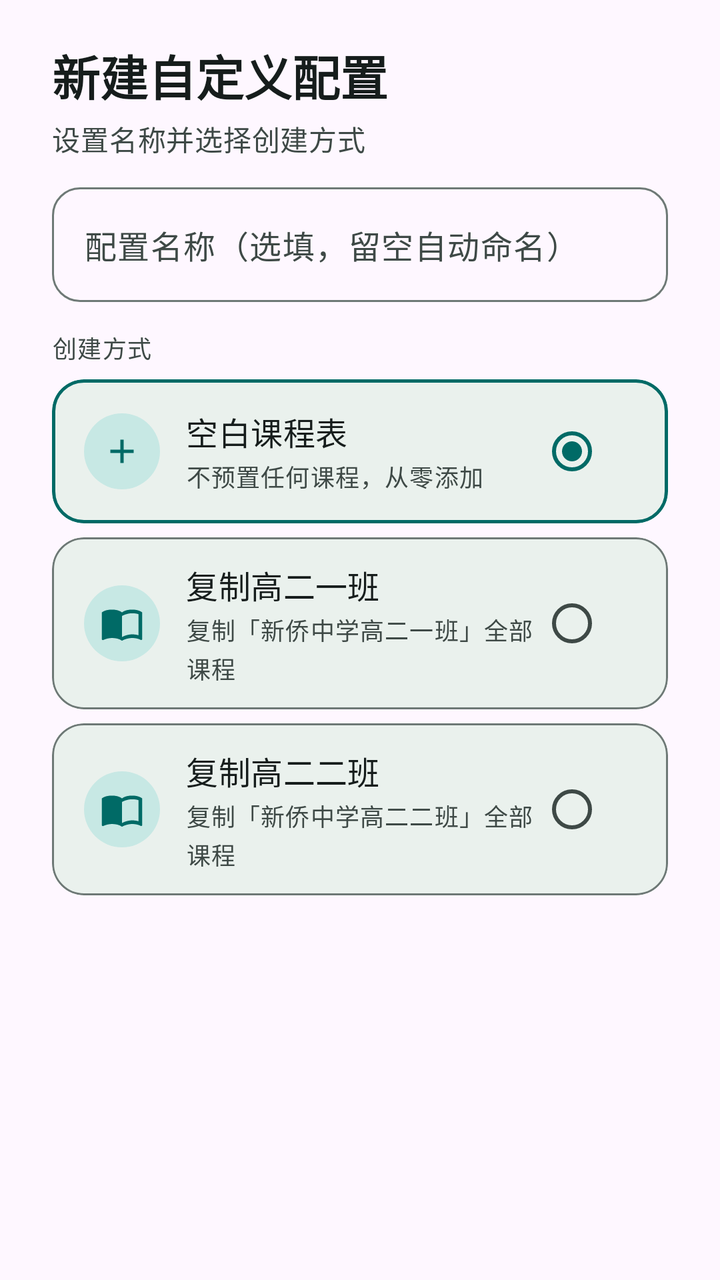
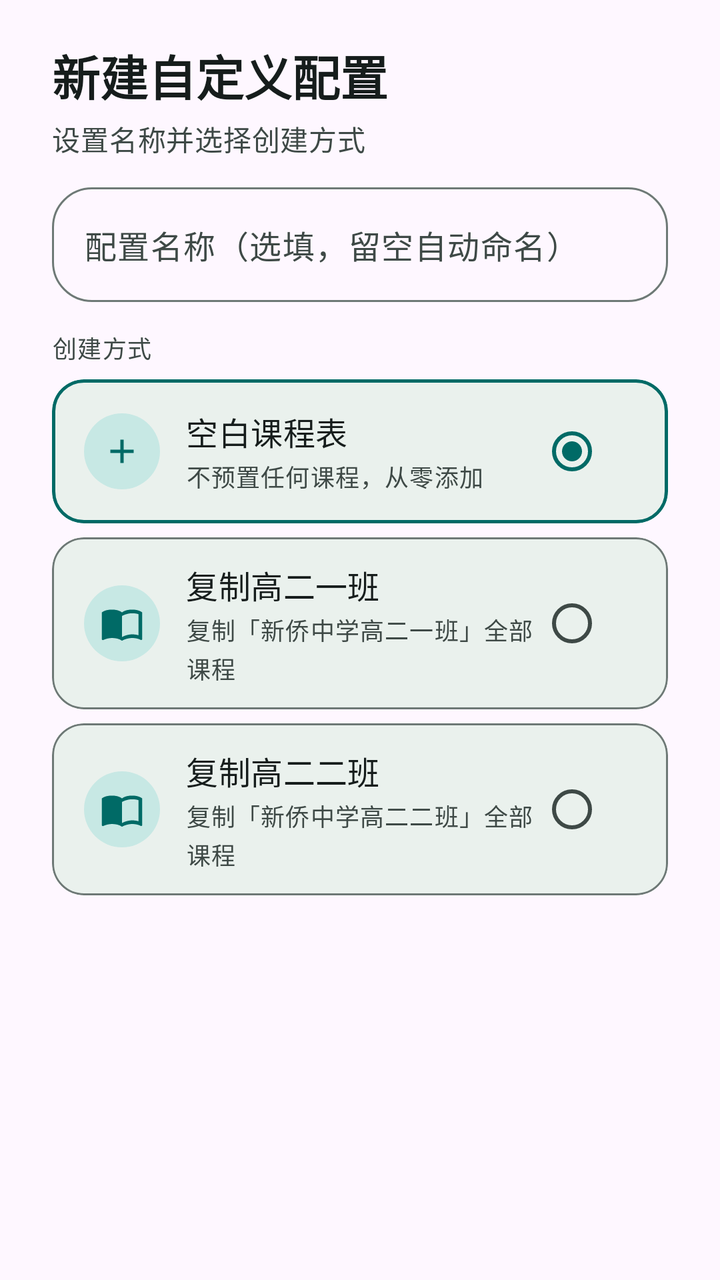

Screens rendered from an Android XML layout before and after an edit, with the pre-edit source and the edit as a unified diff.
<!-- AndroidManifest.xml: application theme Theme.ClassSchedule -->
<!-- res/layout/dialog_create_profile.xml -->
<?xml version="1.0" encoding="utf-8"?>
<LinearLayout xmlns:android="http://schemas.android.com/apk/res/android"
    xmlns:app="http://schemas.android.com/apk/res-auto"
    android:layout_width="match_parent"
    android:layout_height="wrap_content"
    android:orientation="vertical"
    android:paddingHorizontal="26dp"
    android:paddingTop="20dp"
    android:paddingBottom="6dp">

    <TextView
        android:layout_width="wrap_content"
        android:layout_height="wrap_content"
        android:text="新建自定义配置"
        android:textAppearance="@style/TextAppearance.Material3.HeadlineSmall"
        android:textStyle="bold"
        android:textColor="?attr/colorOnSurface" />

    <TextView
        android:layout_width="wrap_content"
        android:layout_height="wrap_content"
        android:layout_marginTop="4dp"
        android:text="设置名称并选择创建方式"
        android:textAppearance="@style/TextAppearance.Material3.BodyMedium"
        android:textColor="?attr/colorOnSurfaceVariant" />

    <com.google.android.material.textfield.TextInputLayout
        style="@style/Widget.Material3.TextInputLayout.OutlinedBox"
        android:layout_width="match_parent"
        android:layout_height="wrap_content"
        android:layout_marginTop="14dp"
        app:boxCornerRadiusBottomEnd="14dp"
        app:boxCornerRadiusBottomStart="14dp"
        app:boxCornerRadiusTopEnd="14dp"
        app:boxCornerRadiusTopStart="14dp"
        app:hintEnabled="false">

        <com.google.android.material.textfield.TextInputEditText
            android:id="@+id/edit_name"
            android:layout_width="match_parent"
            android:layout_height="wrap_content"
            android:hint="配置名称（选填，留空自动命名）"
            android:imeOptions="actionDone"
            android:inputType="text"
            android:maxLength="20"
            android:maxLines="1"
            android:textColorHint="?attr/colorOnSurfaceVariant" />
    </com.google.android.material.textfield.TextInputLayout>

    <TextView
        android:layout_width="wrap_content"
        android:layout_height="wrap_content"
        android:layout_marginTop="14dp"
        android:text="创建方式"
        android:textAppearance="@style/TextAppearance.Material3.LabelMedium"
        android:textColor="?attr/colorOnSurfaceVariant" />

    
    <com.google.android.material.card.MaterialCardView
        android:id="@+id/row_blank"
        android:layout_width="match_parent"
        android:layout_height="wrap_content"
        android:layout_marginTop="7dp"
        app:cardBackgroundColor="?attr/colorSurfaceContainer"
        app:cardCornerRadius="16dp"
        app:cardElevation="0dp"
        app:strokeColor="?attr/colorPrimary"
        app:strokeWidth="1.6dp">

        <LinearLayout
            android:layout_width="match_parent"
            android:layout_height="wrap_content"
            android:gravity="center_vertical"
            android:orientation="horizontal"
            android:paddingHorizontal="16dp"
            android:paddingVertical="12dp">

            <ImageView
                android:layout_width="38dp"
                android:layout_height="38dp"
                android:background="@drawable/bg_badge_circle"
                android:padding="9dp"
                android:src="@drawable/ic_add"
                app:tint="?attr/colorPrimary" />

            <LinearLayout
                android:layout_width="0dp"
                android:layout_height="wrap_content"
                android:layout_marginStart="13dp"
                android:layout_weight="1"
                android:orientation="vertical">

                <TextView
                    android:layout_width="wrap_content"
                    android:layout_height="wrap_content"
                    android:text="空白课程表"
                    android:textAppearance="@style/TextAppearance.Material3.TitleMedium"
                    android:textColor="?attr/colorOnSurface" />

                <TextView
                    android:layout_width="wrap_content"
                    android:layout_height="wrap_content"
                    android:layout_marginTop="2dp"
                    android:text="不预置任何课程，从零添加"
                    android:textAppearance="@style/TextAppearance.Material3.BodySmall"
                    android:textColor="?attr/colorOnSurfaceVariant" />
            </LinearLayout>

            <RadioButton
                android:id="@+id/radio_blank"
                android:layout_width="wrap_content"
                android:layout_height="wrap_content"
                android:clickable="false"
                android:focusable="false"
                android:checked="true" />
        </LinearLayout>
    </com.google.android.material.card.MaterialCardView>

    
    <com.google.android.material.card.MaterialCardView
        android:id="@+id/row_class1"
        android:layout_width="match_parent"
        android:layout_height="wrap_content"
        android:layout_marginTop="7dp"
        app:cardBackgroundColor="?attr/colorSurfaceContainer"
        app:cardCornerRadius="16dp"
        app:cardElevation="0dp"
        app:strokeColor="?attr/colorOutline"
        app:strokeWidth="1dp">

        <LinearLayout
            android:layout_width="match_parent"
            android:layout_height="wrap_content"
            android:gravity="center_vertical"
            android:orientation="horizontal"
            android:paddingHorizontal="16dp"
            android:paddingVertical="12dp">

            <ImageView
                android:layout_width="38dp"
                android:layout_height="38dp"
                android:background="@drawable/bg_badge_circle"
                android:padding="8dp"
                android:src="@drawable/ic_book"
                app:tint="?attr/colorPrimary" />

            <LinearLayout
                android:layout_width="0dp"
                android:layout_height="wrap_content"
                android:layout_marginStart="13dp"
                android:layout_weight="1"
                android:orientation="vertical">

                <TextView
                    android:layout_width="wrap_content"
                    android:layout_height="wrap_content"
                    android:maxLines="1"
                    android:text="复制高二一班"
                    android:textAppearance="@style/TextAppearance.Material3.TitleMedium"
                    android:textColor="?attr/colorOnSurface" />

                <TextView
                    android:layout_width="wrap_content"
                    android:layout_height="wrap_content"
                    android:layout_marginTop="2dp"
                    android:text="复制「新侨中学高二一班」全部课程"
                    android:textAppearance="@style/TextAppearance.Material3.BodySmall"
                    android:textColor="?attr/colorOnSurfaceVariant" />
            </LinearLayout>

            <RadioButton
                android:id="@+id/radio_class1"
                android:layout_width="wrap_content"
                android:layout_height="wrap_content"
                android:clickable="false"
                android:focusable="false" />
        </LinearLayout>
    </com.google.android.material.card.MaterialCardView>

    
    <com.google.android.material.card.MaterialCardView
        android:id="@+id/row_class2"
        android:layout_width="match_parent"
        android:layout_height="wrap_content"
        android:layout_marginTop="7dp"
        app:cardBackgroundColor="?attr/colorSurfaceContainer"
        app:cardCornerRadius="16dp"
        app:cardElevation="0dp"
        app:strokeColor="?attr/colorOutline"
        app:strokeWidth="1dp">

        <LinearLayout
            android:layout_width="match_parent"
            android:layout_height="wrap_content"
            android:gravity="center_vertical"
            android:orientation="horizontal"
            android:paddingHorizontal="16dp"
            android:paddingVertical="12dp">

            <ImageView
                android:layout_width="38dp"
                android:layout_height="38dp"
                android:background="@drawable/bg_badge_circle"
                android:padding="8dp"
                android:src="@drawable/ic_book"
                app:tint="?attr/colorPrimary" />

            <LinearLayout
                android:layout_width="0dp"
                android:layout_height="wrap_content"
                android:layout_marginStart="13dp"
                android:layout_weight="1"
                android:orientation="vertical">

                <TextView
                    android:layout_width="wrap_content"
                    android:layout_height="wrap_content"
                    android:maxLines="1"
                    android:text="复制高二二班"
                    android:textAppearance="@style/TextAppearance.Material3.TitleMedium"
                    android:textColor="?attr/colorOnSurface" />

                <TextView
                    android:layout_width="wrap_content"
                    android:layout_height="wrap_content"
                    android:layout_marginTop="2dp"
                    android:text="复制「新侨中学高二二班」全部课程"
                    android:textAppearance="@style/TextAppearance.Material3.BodySmall"
                    android:textColor="?attr/colorOnSurfaceVariant" />
            </LinearLayout>

            <RadioButton
                android:id="@+id/radio_class2"
                android:layout_width="wrap_content"
                android:layout_height="wrap_content"
                android:clickable="false"
                android:focusable="false" />
        </LinearLayout>
    </com.google.android.material.card.MaterialCardView>

</LinearLayout>
<!-- resources referenced by this layout -->
<resources>
  <style name="Theme.ClassSchedule" parent="Theme.Material3.DayNight.NoActionBar">
          <item name="colorPrimary">@color/md_primary</item>
          <item name="colorOnPrimary">@color/md_on_primary</item>
          <item name="colorPrimaryContainer">@color/md_primary_container</item>
          <item name="colorOnPrimaryContainer">@color/md_on_primary_container</item>
          <item name="colorSecondary">@color/md_secondary</item>
          <item name="colorOnSecondary">@color/md_on_secondary</item>
          <item name="colorSecondaryContainer">@color/md_secondary_container</item>
          <item name="colorOnSecondaryContainer">@color/md_on_secondary_container</item>
          <item name="colorTertiary">@color/md_tertiary</item>
          <item name="colorOnTertiary">@color/md_on_tertiary</item>
          <item name="colorTertiaryContainer">@color/md_tertiary_container</item>
          <item name="colorOnTertiaryContainer">@color/md_on_tertiary_container</item>
          <item name="colorSurface">@color/md_surface</item>
          <item name="colorOnSurface">@color/md_on_surface</item>
          <item name="colorSurfaceVariant">@color/md_surface_variant</item>
          <item name="colorOnSurfaceVariant">@color/md_on_surface_variant</item>
          <item name="colorSurfaceContainer">@color/md_surface_container</item>
          <item name="colorOutline">@color/md_outline</item>
          <item name="colorOutlineVariant">@color/md_outline_variant</item>
          <item name="colorError">@color/md_error</item>
          <item name="colorOnError">@color/md_on_error</item>
          <item name="colorErrorContainer">@color/md_error_container</item>
          <item name="colorOnErrorContainer">@color/md_on_error_container</item>
          <item name="android:statusBarColor">@android:color/transparent</item>
          <item name="android:navigationBarColor">@android:color/transparent</item>
          <item name="android:windowLayoutInDisplayCutoutMode">shortEdges</item>
          <item name="android:windowLightStatusBar">@bool/light_status_bar</item>
          <item name="android:windowLightNavigationBar">@bool/light_status_bar</item>
          <item name="bottomNavigationStyle">@style/Widget.ClassSchedule.BottomNav</item>
      </style>
  <color name="md_primary">#006A66</color>
  <color name="md_on_primary">#FFFFFF</color>
  <color name="md_primary_container">#9DF1EB</color>
  <color name="md_secondary">#456360</color>
  <color name="md_on_secondary">#FFFFFF</color>
  <color name="md_tertiary">#436279</color>
  <color name="md_on_tertiary">#FFFFFF</color>
  <color name="md_surface">#F5FBF8</color>
  <color name="md_on_surface">#161D1C</color>
  <color name="md_surface_variant">#DAE5E1</color>
  <color name="md_surface_container">#EAF1ED</color>
  <color name="md_outline">#6E7976</color>
  <color name="md_outline_variant">#BEC9C5</color>
  <color name="md_error">#BA1A1A</color>
  <color name="md_on_error">#FFFFFF</color>
  <color name="md_error_container">#FFDAD6</color>
  <!-- unchanged entries left out for length: 12 -->
</resources>

<!-- the commit's change to res/layout/dialog_create_profile.xml (unified diff, before → after) -->
@@ -29,21 +29,23 @@
         android:layout_width="match_parent"
         android:layout_height="wrap_content"
         android:layout_marginTop="14dp"
-        app:boxCornerRadiusBottomEnd="14dp"
-        app:boxCornerRadiusBottomStart="14dp"
-        app:boxCornerRadiusTopEnd="14dp"
-        app:boxCornerRadiusTopStart="14dp"
+        app:boxCornerRadiusBottomEnd="20dp"
+        app:boxCornerRadiusBottomStart="20dp"
+        app:boxCornerRadiusTopEnd="20dp"
+        app:boxCornerRadiusTopStart="20dp"
         app:hintEnabled="false">
 
         <com.google.android.material.textfield.TextInputEditText
             android:id="@+id/edit_name"
             android:layout_width="match_parent"
             android:layout_height="wrap_content"
+            android:ellipsize="end"
             android:hint="配置名称（选填，留空自动命名）"
             android:imeOptions="actionDone"
             android:inputType="text"
             android:maxLength="20"
             android:maxLines="1"
+            android:singleLine="true"
             android:textColorHint="?attr/colorOnSurfaceVariant" />
     </com.google.android.material.textfield.TextInputLayout>
 
<!-- resource entries referenced after the edit -->
@@ -30,6 +30,8 @@
           <item name="android:windowLightStatusBar">@bool/light_status_bar</item>
           <item name="android:windowLightNavigationBar">@bool/light_status_bar</item>
           <item name="bottomNavigationStyle">@style/Widget.ClassSchedule.BottomNav</item>
+          <item name="materialAlertDialogTheme">@style/Theme.ClassSchedule.AlertDialog</item>
+          <item name="bottomSheetDialogTheme">@style/Theme.ClassSchedule.BottomSheetDialog</item>
       </style>
   <color name="md_primary">#006A66</color>
   <color name="md_on_primary">#FFFFFF</color>
@@ -47,6 +49,20 @@
   <color name="md_error">#BA1A1A</color>
   <color name="md_on_error">#FFFFFF</color>
   <color name="md_error_container">#FFDAD6</color>
+  <style name="Theme.ClassSchedule.AlertDialog" parent="ThemeOverlay.Material3.MaterialAlertDialog">
+          <item name="shapeAppearanceOverlay">@style/ShapeAppearance.ClassSchedule.AlertDialog</item>
+      </style>
+  <style name="Theme.ClassSchedule.BottomSheetDialog" parent="ThemeOverlay.Material3.BottomSheetDialog">
+          <item name="shapeAppearanceOverlay">@style/ShapeAppearance.ClassSchedule.BottomSheetDialog</item>
+      </style>
+  <style name="ShapeAppearance.ClassSchedule.AlertDialog" parent="">
+          <item name="cornerFamily">rounded</item>
+          <item name="cornerSize">28dp</item>
+      </style>
+  <style name="ShapeAppearance.ClassSchedule.BottomSheetDialog" parent="">
+          <item name="cornerFamily">rounded</item>
+          <item name="cornerSize">28dp</item>
+      </style>
   <!-- unchanged entries left out for length: 12 -->
 </resources>
 
